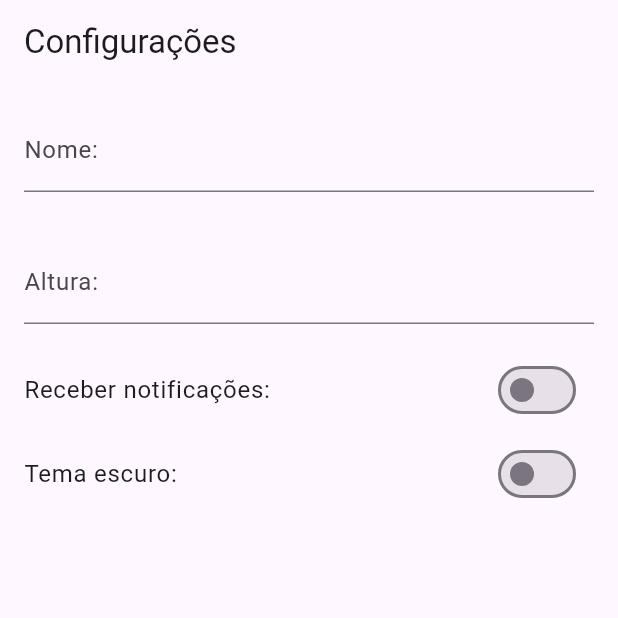
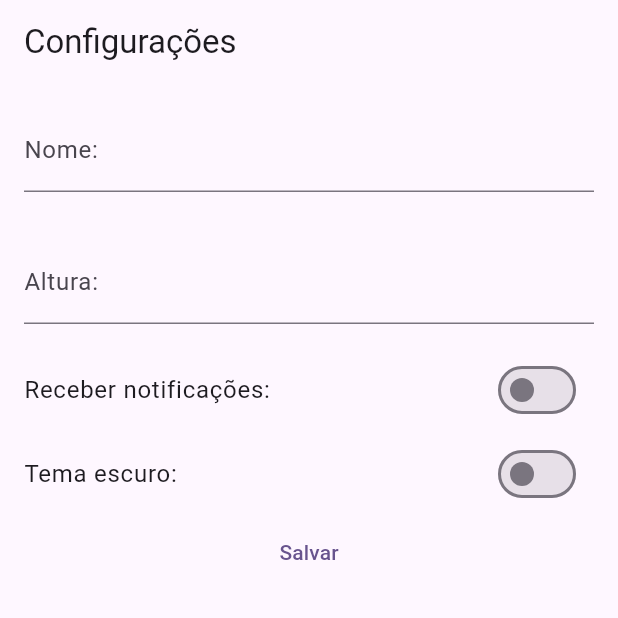
Before and after one commit to maurojh/dioadcsp, a Flutter app: the screen it shows after launch, on a phone screen of 412 x 824 dp, the top half of it. Run offline on Flutter 3.47's test engine with Material 2 defaults, Android fonts, the phone set to English and light mode, and no system bars; our stand-ins replace shared_preferences.

Commit message:
Botao salvar

```diff
--- a/lib/pages/configuracoes_page.dart
+++ b/lib/pages/configuracoes_page.dart
@@ -46,18 +46,26 @@ class _ConfiguracoesPageState extends State<ConfiguracoesPage> {
               ),
               SwitchListTile(
                 title: const Text('Receber notificações:'),
-                value: receberPushNotification, onChanged: (bool valor) {
+                value: receberPushNotification,
+                onChanged: (bool valor) {
                   setState(() {
                     receberPushNotification = valor;
                   });
-              },),
+                },
+              ),
               SwitchListTile(
                 title: const Text('Tema escuro:'),
-                value: temaEscuro, onChanged: (bool valor) {
+                value: temaEscuro,
+                onChanged: (bool valor) {
                   setState(() {
                     temaEscuro = valor;
                   });
-              },),
+                },
+              ),
+              TextButton(
+                onPressed: () {},
+                child: const Text('Salvar'),
+              ),
             ],
           ),
         ),
```
Lines whose indentation alone changed are shown as unchanged.
